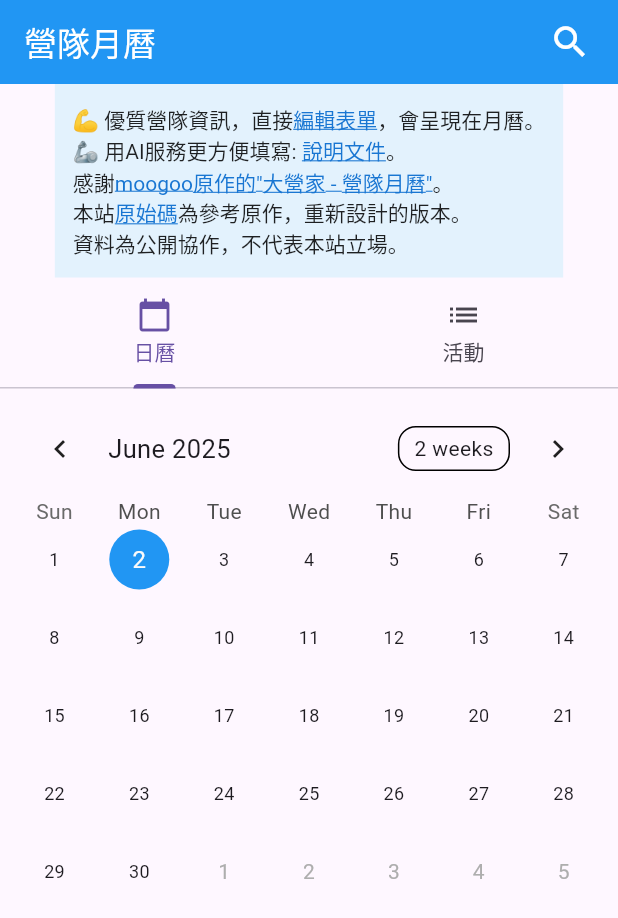
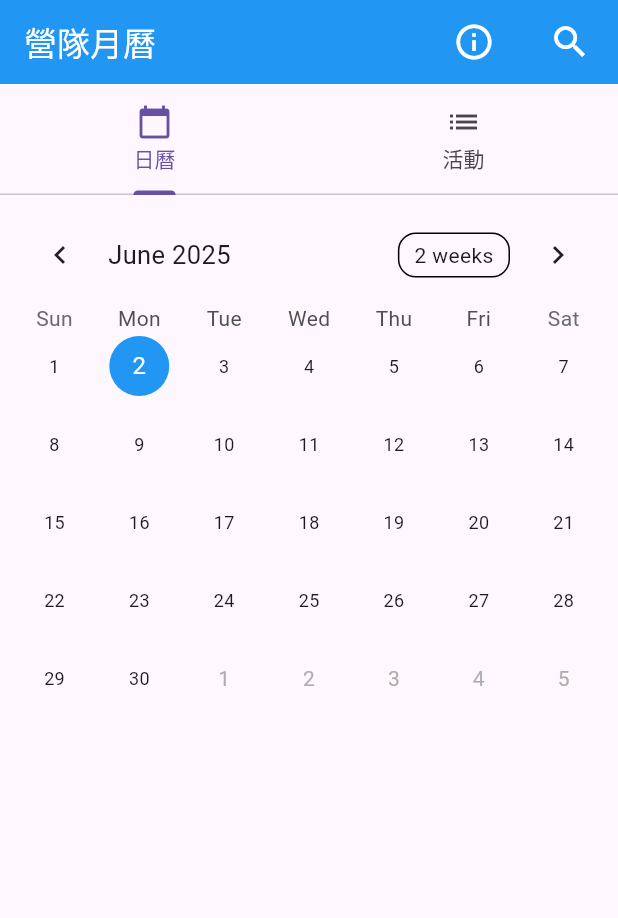
Before and after one commit to bestian/flutter_calendar_app, a Flutter app: the screen it shows after launch, on a phone screen of 412 x 824 dp. Shown: the top 918 px of the screen. Run offline on Flutter 3.47's test engine with Material 3 defaults, Android fonts, the light colour scheme and no system bars; drawn by our look-alikes of table_calendar; our stand-ins replace csv; missing offline and left inert: dart:html; network calls fail.

Commit message:
讓說明在手機上要點擊info icon才會顯示 & work on #3

```diff
--- a/lib/main.dart
+++ b/lib/main.dart
@@ -45,6 +45,7 @@ class _CalendarHomePageState extends State<CalendarHomePage> with SingleTickerPr
   // 添加 TabController
   late TabController _tabController;
   Event? _focusedEvent;  // 添加這行
+  bool _showBanner = false;  // 添加這行，控制 banner 顯示狀態
 
   // Google Sheets 數據源 URL
   final String sourceUrl = 'https://docs.google.com/spreadsheets/d/e/2PACX-1vS-ZZ5igNAgYF2aDKkvNqmY1ia5yv2RMDymvD3qvAJzzVPU5oVoFepzDHva8y6BJWPlkrbrJNKmPlK8/pub?gid=1419688078&single=true&output=csv';
@@ -68,6 +69,14 @@ class _CalendarHomePageState extends State<CalendarHomePage> with SingleTickerPr
     _selectedDay = DateTime.now();
     _focusedDay = DateTime.now();
     _loadCSV();
+
+    // 在畫面建立後設定 _showBanner 的初始值
+    WidgetsBinding.instance.addPostFrameCallback((_) {
+      final isWideScreen = MediaQuery.of(context).size.width > 800 && MediaQuery.of(context).size.height > 600;
+      setState(() {
+        _showBanner = isWideScreen;
+      });
+    });
   }
 
   @override
@@ -333,6 +342,19 @@ class _CalendarHomePageState extends State<CalendarHomePage> with SingleTickerPr
         backgroundColor: Colors.blue,  // 添加背景色
         foregroundColor: Colors.white,  // 添加前景色
         actions: [
+          // 使用說明按鈕
+          Padding(
+            padding: const EdgeInsets.symmetric(horizontal: 8.0),
+            child: IconButton(
+              icon: const Icon(Icons.info_outline, size: 28),
+              tooltip: '使用說明',
+              onPressed: () {
+                setState(() {
+                  _showBanner = !_showBanner;
+                });
+              },
+            ),
+          ),
           // 搜尋按鈕
           Padding(
             padding: const EdgeInsets.symmetric(horizontal: 8.0),
@@ -393,8 +415,8 @@ class _CalendarHomePageState extends State<CalendarHomePage> with SingleTickerPr
       // 主體內容
       body: Column(
         children: [
-          // 頂部橫幅
-          BannerWidget(),
+          // 頂部橫幅 - 根據 _showBanner 狀態決定是否顯示
+          if (_showBanner) BannerWidget(),
           // 主要內容
           Expanded(
             child: LayoutBuilder(
```
Also changed, not shown: 3 other files.
